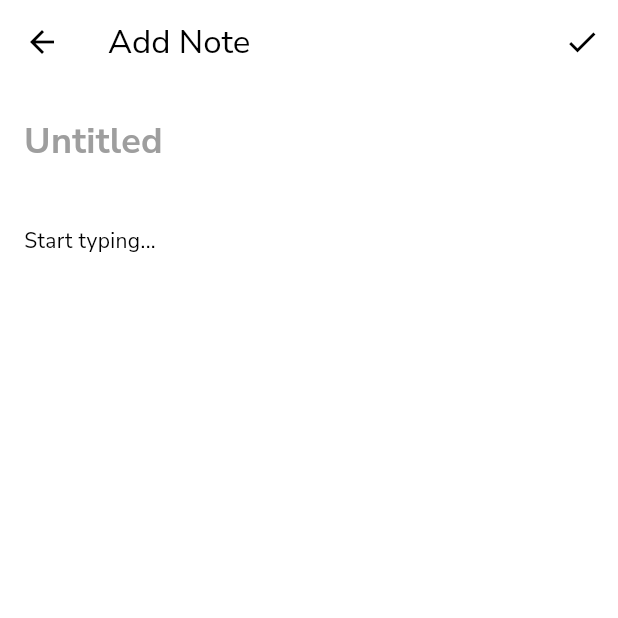
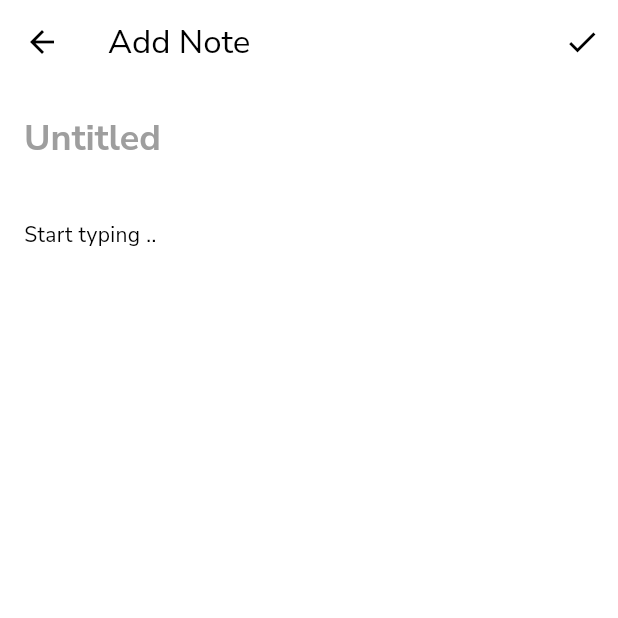
Before and after one commit to uzifauzi/Notes-App, a Flutter app: the AddNotePage screen opened by its route, on a phone screen of 412 x 824 dp, the top half of it. Run offline on Flutter 3.47's test engine with Material 3 defaults, Android fonts, the phone set to English and light mode, and no system bars; our stand-ins replace flutter_riverpod, go_router, google_fonts, hive, hive_flutter; accounts and stored records are empty; generated files the repository leaves out were written again.

```diff
--- a/lib/l10n/app_en.arb
+++ b/lib/l10n/app_en.arb
@@ -1,5 +1,7 @@
 {
     "searchTitle": "Search",
+    "noteTitle": "Untitled",
+    "noteDescription": "Start typing ..",
     "editNoteTitle": "Edit Note",
     "deleteNoteTitle": "Delete Note",
     "deleteConfirmation": "Are you sure want to delete this note?",
--- a/lib/l10n/app_id.arb
+++ b/lib/l10n/app_id.arb
@@ -1,5 +1,7 @@
 {
     "searchTitle": "Cari",
+    "noteTitle": "Tanpa Judul",
+    "noteDescription": "Mulai menulis ...",
     "editNoteTitle": "Ubah Catatan",
     "deleteNoteTitle": "Hapus Catatan",
     "deleteConfirmation": "Apakah kamu ingin menghapus catatan ini?",
--- a/lib/routes/router.dart
+++ b/lib/routes/router.dart
@@ -22,7 +22,7 @@ final GoRouter router = GoRouter(
           path: 'detail/:title',
           builder: (context, state) {
             final String title = state.pathParameters['title'] ?? '';
-            final note = notePersons.get(title);
+            final note = boxNotes.get(title);
 
             if (note != null) {
               return NoteDetailPage(note: note);
@@ -38,7 +38,7 @@ final GoRouter router = GoRouter(
           path: 'edit/:title',
           builder: (context, state) {
             final String title = state.pathParameters['title']!;
-            final note = notePersons.get(title); // Ambil note berdasarkan title
+            final note = boxNotes.get(title); // Ambil note berdasarkan title
 
             if (note != null) {
               return EditNotePage(note: note);
--- a/lib/screens/add_note_page.dart
+++ b/lib/screens/add_note_page.dart
@@ -2,6 +2,7 @@ import 'package:flutter/material.dart';
 import 'package:flutter_riverpod/flutter_riverpod.dart';
 import 'package:go_router/go_router.dart';
 import 'package:notes_app/provider/note_provider.dart';
+import 'package:flutter_gen/gen_l10n/app_localizations.dart';
 
 import '../models/note.dart';
 
@@ -46,14 +47,13 @@ class _AddNotePageState extends ConsumerState<AddNotePage> {
             TextField(
               controller: titleController,
               cursorColor: Theme.of(context).colorScheme.secondary,
-              decoration: const InputDecoration(
-                hintText: 'Untitled',
+              decoration: InputDecoration(
+                hintText: AppLocalizations.of(context)!.noteTitle,
                 border: InputBorder.none,
-                hintStyle: TextStyle(
-                  fontSize: 24,
-                  fontWeight: FontWeight.bold,
-                  color: Colors.grey,
-                ),
+                hintStyle: Theme.of(context)
+                    .textTheme
+                    .headlineSmall!
+                    .copyWith(color: Colors.grey),
               ),
               style: Theme.of(context).textTheme.titleMedium,
             ),
@@ -62,11 +62,11 @@ class _AddNotePageState extends ConsumerState<AddNotePage> {
               child: TextField(
                 controller: contentController,
                 cursorColor: Theme.of(context).colorScheme.secondary,
-                decoration: const InputDecoration(
-                  hintText: 'Start typing...',
+                decoration: InputDecoration(
+                  hintText: AppLocalizations.of(context)!.noteDescription,
                   border: InputBorder.none,
                 ),
-                maxLines: null, // Makes the text field grow with content
+                maxLines: null,
                 keyboardType: TextInputType.multiline,
                 style: Theme.of(context).textTheme.bodyMedium,
               ),
--- a/lib/screens/home_page.dart
+++ b/lib/screens/home_page.dart
@@ -67,9 +67,9 @@ class HomePage extends ConsumerWidget {
           onPressed: () {
             context.go('/add');
           },
+          tooltip: 'Buka Tambah Catatan',
           child:
               Icon(Icons.add, color: Theme.of(context).colorScheme.onPrimary),
-          tooltip: 'Buka Tambah Catatan',
         ),
         floatingActionButtonLocation: FloatingActionButtonLocation.centerFloat,
       ),
--- a/lib/services/note_boxes.dart
+++ b/lib/services/note_boxes.dart
@@ -2,10 +2,10 @@ import 'package:hive_flutter/hive_flutter.dart';
 
 import '../models/note.dart';
 
-late Box<Note> notePersons;
+late Box<Note> boxNotes;
 
 Future<void> initHive() async {
   await Hive.initFlutter();
   Hive.registerAdapter(NoteAdapter());
-  notePersons = await Hive.openBox<Note>('notesBox');
+  boxNotes = await Hive.openBox<Note>('notesBox');
 }
--- a/lib/widgets/search_bar.dart
+++ b/lib/widgets/search_bar.dart
@@ -48,7 +48,6 @@ class _SearchNoteBarState extends ConsumerState<SearchNoteBar> {
             fillColor: Colors.grey[200],
           ),
           onChanged: (query) {
-            // Panggil fungsi pencarian pada provider
             ref.read(noteListProvider.notifier).searchNoteByTitle(query);
           },
         ),
--- a/pubspec.yaml
+++ b/pubspec.yaml
@@ -56,6 +56,7 @@ dev_dependencies:
   flutter_lints: ^3.0.0
   hive_generator: ^2.0.1
   build_runner: ^2.4.11
+  hive_test: ^1.0.1
 
 # For information on the generic Dart part of this file, see the
 # following page: https://dart.dev/tools/pub/pubspec
```
Also changed, not shown: lib/provider/note_provider.dart (+6 -6 lines), pubspec.lock, 2 other files.
